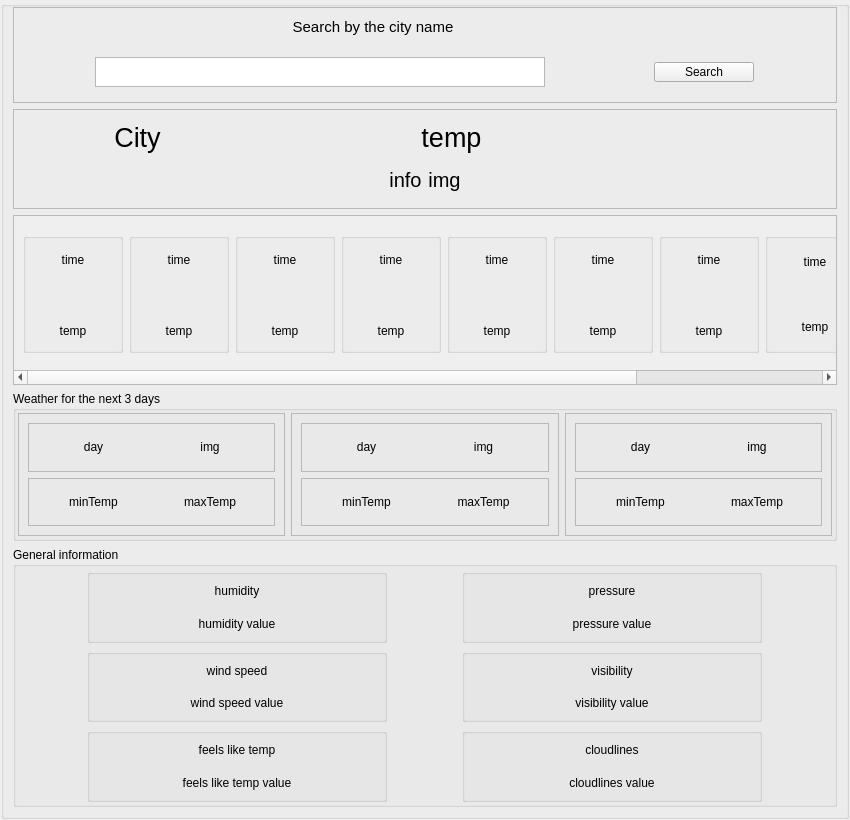
Before: the Qt Designer form app/weather-app.ui in sgabriel190/weather-desktop-app, drawn with Qt 5.
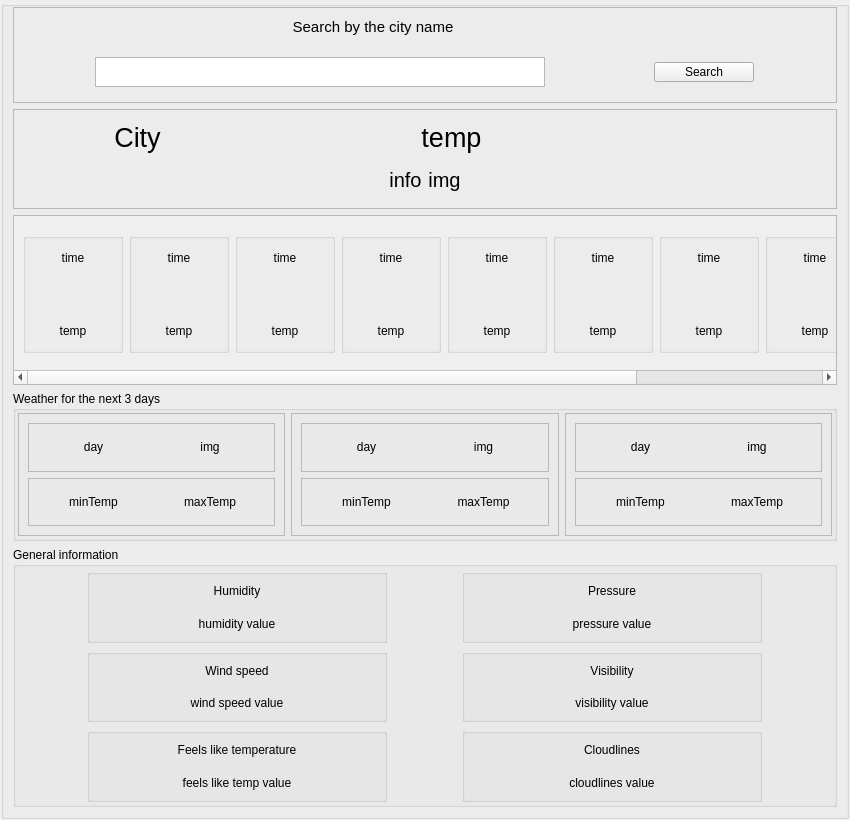
After: the same form once the commit is applied.

Commit message: Added asynchrouns tasks. Speed up http requests and gui update.

Patch:
```diff
--- a/app/weather-app.ui
+++ b/app/weather-app.ui
@@ -417,7 +417,7 @@
               <number>1</number>
              </property>
              <property name="topMargin">
-              <number>4</number>
+              <number>1</number>
              </property>
              <property name="rightMargin">
               <number>1</number>
@@ -498,7 +498,7 @@
               <number>1</number>
              </property>
              <property name="topMargin">
-              <number>4</number>
+              <number>1</number>
              </property>
              <property name="rightMargin">
               <number>1</number>
@@ -576,7 +576,7 @@
               <number>1</number>
              </property>
              <property name="topMargin">
-              <number>4</number>
+              <number>1</number>
              </property>
              <property name="rightMargin">
               <number>1</number>
@@ -654,7 +654,7 @@
               <number>1</number>
              </property>
              <property name="topMargin">
-              <number>4</number>
+              <number>1</number>
              </property>
              <property name="rightMargin">
               <number>1</number>
@@ -732,7 +732,7 @@
               <number>1</number>
              </property>
              <property name="topMargin">
-              <number>4</number>
+              <number>1</number>
              </property>
              <property name="rightMargin">
               <number>1</number>
@@ -810,7 +810,7 @@
               <number>1</number>
              </property>
              <property name="topMargin">
-              <number>4</number>
+              <number>1</number>
              </property>
              <property name="rightMargin">
               <number>1</number>
@@ -888,7 +888,7 @@
               <number>1</number>
              </property>
              <property name="topMargin">
-              <number>4</number>
+              <number>1</number>
              </property>
              <property name="rightMargin">
               <number>1</number>
@@ -959,6 +959,21 @@
              <string/>
             </property>
             <layout class="QVBoxLayout" name="verticalLayout_19">
+             <property name="spacing">
+              <number>1</number>
+             </property>
+             <property name="leftMargin">
+              <number>1</number>
+             </property>
+             <property name="topMargin">
+              <number>1</number>
+             </property>
+             <property name="rightMargin">
+              <number>1</number>
+             </property>
+             <property name="bottomMargin">
+              <number>1</number>
+             </property>
              <item>
               <widget class="QLabel" name="labelTimeHourTemp8">
                <property name="text">
@@ -1475,7 +1490,7 @@
               <item>
                <widget class="QLabel" name="labelHumidty">
                 <property name="text">
-                 <string>humidity</string>
+                 <string>Humidity</string>
                 </property>
                 <property name="textFormat">
                  <enum>Qt::RichText</enum>
@@ -1537,7 +1552,7 @@
               <item>
                <widget class="QLabel" name="labelPressure">
                 <property name="text">
-                 <string>pressure</string>
+                 <string>Pressure</string>
                 </property>
                 <property name="textFormat">
                  <enum>Qt::RichText</enum>
@@ -1603,7 +1618,7 @@
               <item>
                <widget class="QLabel" name="labelWindSpeed">
                 <property name="text">
-                 <string>wind speed</string>
+                 <string>Wind speed</string>
                 </property>
                 <property name="textFormat">
                  <enum>Qt::RichText</enum>
@@ -1665,7 +1680,7 @@
               <item>
                <widget class="QLabel" name="labelVisibility">
                 <property name="text">
-                 <string>visibility</string>
+                 <string>Visibility</string>
                 </property>
                 <property name="textFormat">
                  <enum>Qt::RichText</enum>
@@ -1731,7 +1746,7 @@
               <item>
                <widget class="QLabel" name="labelFeelsLike">
                 <property name="text">
-                 <string>feels like temp</string>
+                 <string>Feels like temperature</string>
                 </property>
                 <property name="textFormat">
                  <enum>Qt::RichText</enum>
@@ -1793,7 +1808,7 @@
               <item>
                <widget class="QLabel" name="labelCloudlines">
                 <property name="text">
-                 <string>cloudlines</string>
+                 <string>Cloudlines</string>
                 </property>
                 <property name="textFormat">
                  <enum>Qt::RichText</enum>
```
Left out of the diff: 41 changed lines with no effect on the pictures. The commit also changes 6 other files.
